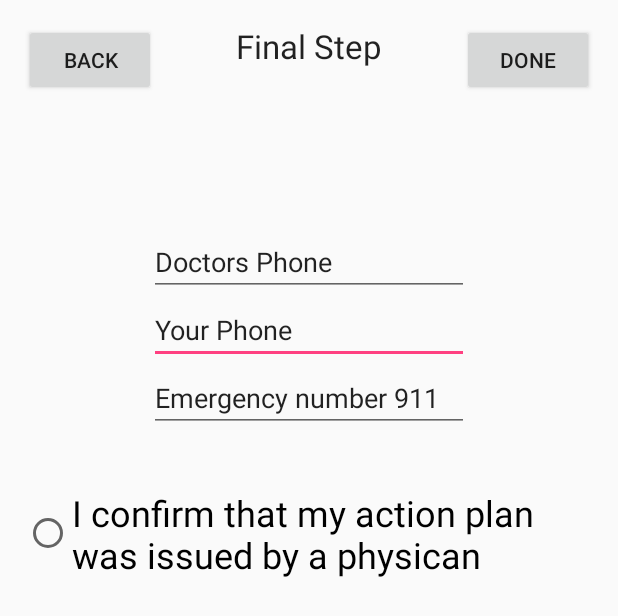
After one commit to VitusSun/AsthmaApp, an Android app: the layout activity_finalstep.xml on its own in the app's theme, with its tools: preview values and no code run, on a phone screen of 412 x 824 dp. The commit adds this screen. Shown: the top 616 px of the screen. Run offline under Robolectric (Android 15) with nearby library versions, the phone set to English and light mode, and no system bars.

Commit message:
Commits with Finished Finalstep Checkbox's problems also need to solve

```diff
--- a/app/src/main/AndroidManifest.xml
+++ b/app/src/main/AndroidManifest.xml
@@ -33,6 +33,7 @@
         <activity android:name=".FourthActivity" />
         <activity android:name=".FifthActivity" />
         <activity android:name=".Call_Emergency"></activity>
+        <activity android:name=".Finalstep" />
     </application>
 
 </manifest>
--- a/app/src/main/java/example/com/asthmaapp/Database.java
+++ b/app/src/main/java/example/com/asthmaapp/Database.java
@@ -8,7 +8,7 @@ import android.database.sqlite.SQLiteDatabase;
 import android.database.sqlite.SQLiteOpenHelper;
 
 /**
- * Created by Thekiller on 18-May-16.
+ * Created by Asthma App on 18-May-16.
  */
 public class Database extends SQLiteOpenHelper {
     public static final String Database_Name="user.db";
--- a/app/src/main/java/example/com/asthmaapp/MedicineAdapter.java
+++ b/app/src/main/java/example/com/asthmaapp/MedicineAdapter.java
@@ -53,6 +53,7 @@ public class MedicineAdapter extends ArrayAdapter<Medicine>{
         public CheckBox C1;
     }
 
+    /*
     @Override
     public View getView(int position, View convertView, ViewGroup parent) {
         View v = convertView;
@@ -77,4 +78,6 @@ public class MedicineAdapter extends ArrayAdapter<Medicine>{
         holder2.C1.setTag(m);
         return v;
     }
+
+    */
 }
--- /dev/null
+++ b/app/src/main/res/layout/activity_finalstep.xml
@@ -0,0 +1,88 @@
+<?xml version="1.0" encoding="utf-8"?>
+<RelativeLayout
+    xmlns:android="http://schemas.android.com/apk/res/android"
+    xmlns:tools="http://schemas.android.com/tools"
+    android:layout_width="match_parent"
+    android:layout_height="match_parent"
+    android:paddingBottom="@dimen/activity_vertical_margin"
+    android:paddingLeft="@dimen/activity_horizontal_margin"
+    android:paddingRight="@dimen/activity_horizontal_margin"
+    android:paddingTop="@dimen/activity_vertical_margin"
+    tools:context="example.com.asthmaapp.FourthActivity">
+
+    <TextView
+        android:layout_width="wrap_content"
+        android:layout_height="wrap_content"
+        android:textAppearance="?android:attr/textAppearanceLarge"
+        android:text="Final Step"
+        android:id="@+id/textView2"
+        android:layout_alignParentTop="true"
+        android:layout_centerHorizontal="true"/>
+
+    <Button
+        android:layout_width="wrap_content"
+        android:layout_height="wrap_content"
+        android:text="Back"
+        android:id="@+id/B_back"
+        android:layout_alignParentTop="true"
+        android:layout_alignParentLeft="true"
+        android:layout_alignParentStart="true" />
+
+    <Button
+        android:layout_width="wrap_content"
+        android:layout_height="wrap_content"
+        android:text="Done"
+        android:id="@+id/B_done"
+        android:layout_alignTop="@+id/B_back"
+        android:layout_alignParentRight="true"
+        android:layout_alignParentEnd="true" />
+
+    <EditText
+        android:layout_width="wrap_content"
+        android:layout_height="wrap_content"
+        android:inputType="phone"
+        android:ems="10"
+        android:id="@+id/editText7"
+        android:phoneNumber="true"
+        android:text="Your Phone"
+        android:layout_below="@+id/editText8"
+        android:layout_alignLeft="@+id/editText8"
+        android:layout_alignStart="@+id/editText8" />
+
+    <EditText
+        android:layout_width="wrap_content"
+        android:layout_height="wrap_content"
+        android:inputType="phone"
+        android:ems="10"
+        android:id="@+id/editText8"
+        android:phoneNumber="true"
+        android:text="Doctors Phone"
+        android:layout_marginTop="88dp"
+        android:layout_below="@+id/B_back"
+        android:layout_alignLeft="@+id/editText9"
+        android:layout_alignStart="@+id/editText9" />
+
+    <EditText
+        android:layout_width="wrap_content"
+        android:layout_height="wrap_content"
+        android:inputType="phone"
+        android:ems="10"
+        android:id="@+id/editText9"
+        android:text="Emergency number 911"
+        android:phoneNumber="false"
+        android:layout_below="@+id/editText7"
+        android:layout_centerHorizontal="true" />
+
+    <RadioButton
+        android:layout_width="wrap_content"
+        android:layout_height="wrap_content"
+        android:text="I confirm that my action plan was issued by a physican"
+        android:id="@+id/radioButton"
+        android:textSize="24dp"
+        android:layout_marginTop="37dp"
+        android:layout_below="@+id/editText9"
+        android:layout_alignParentRight="true"
+        android:layout_alignParentEnd="true" />
+
+
+</RelativeLayout>
--- a/app/src/main/res/layout/activity_fourth.xml
+++ b/app/src/main/res/layout/activity_fourth.xml
@@ -64,14 +64,14 @@
         android:layout_toEndOf="@+id/textView3" />
 
     <ListView
+        tools:listitem="@android:layout/simple_list_item_multiple_choice"
         android:layout_width="wrap_content"
         android:layout_height="wrap_content"
-        android:id="@+id/listView"
+        android:id="@+id/listView_fourth"
         android:choiceMode="multipleChoiceModal"
         android:layout_below="@+id/button4"
         android:layout_alignRight="@+id/button5"
-        android:layout_alignEnd="@+id/button5"
-        tools:listitem="@layout/custom_layout" />
+        android:layout_alignEnd="@+id/button5" />
 
 
 </RelativeLayout>
```
Also changed, not shown: app/src/main/java/example/com/asthmaapp/FifthActivity.java (+10 -5 lines), app/src/main/java/example/com/asthmaapp/FourthActivity.java (+10 -2 lines), app/src/main/java/example/com/asthmaapp/finalStep.java (added, +33 -0 lines), app/src/main/res/layout/activity_call__emergency.xml (+17 -7 lines), app/src/main/res/layout/activity_fifth.xml (+4 -4 lines), app/src/main/res/layout/custom_layout.xml (+0 -7 lines).
